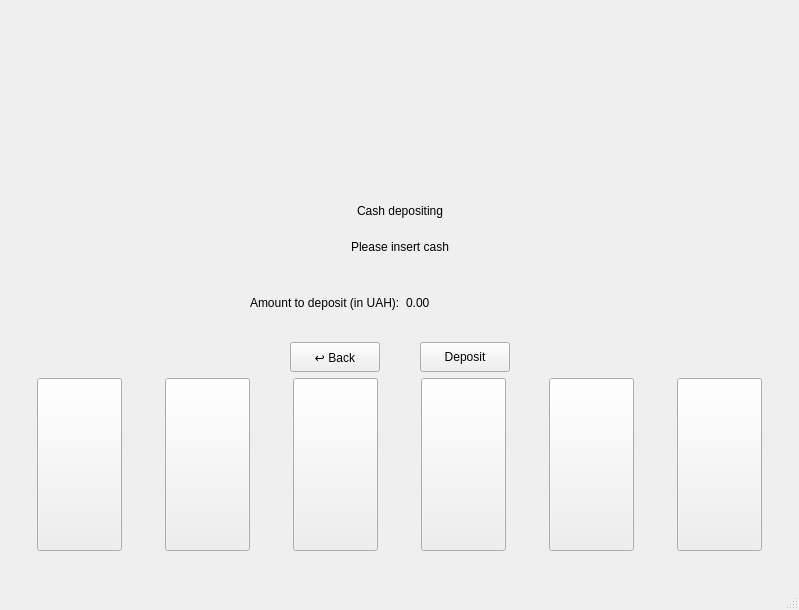
Before: the Qt Designer form gui/mainwindow.ui in bergamontt/nong-bong, drawn with Qt 5.
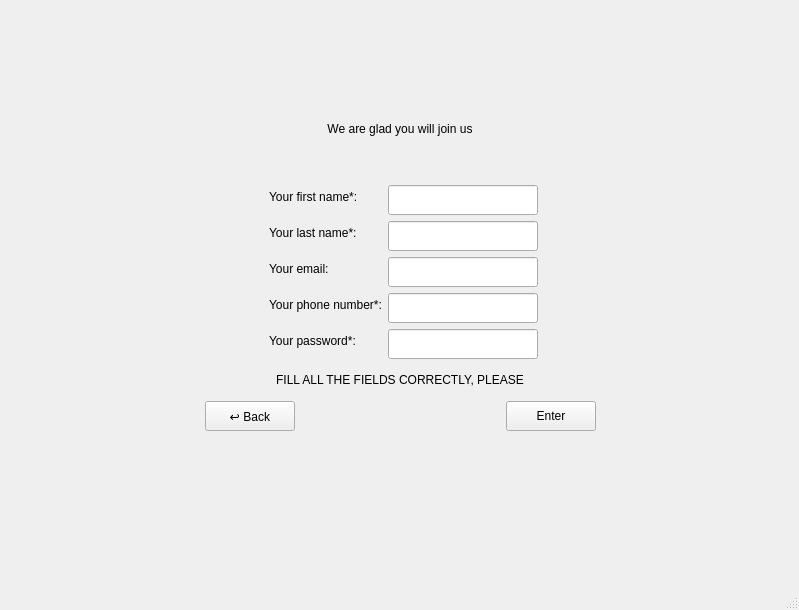
After: the same form once the commit is applied. The open tabs and pages were chosen to show the change. Custom widgets are drawn as their Qt base class.

Patch:
```diff
--- a/gui/mainwindow.ui
+++ b/gui/mainwindow.ui
@@ -262,6 +262,330 @@
       </property>
      </widget>
     </widget>
+    <widget class="QWidget" name="designsScreen">
+     <widget class="QWidget" name="verticalLayoutWidget_7">
+      <property name="geometry">
+       <rect>
+        <x>9</x>
+        <y>80</y>
+        <width>791</width>
+        <height>461</height>
+       </rect>
+      </property>
+      <layout class="QVBoxLayout" name="verticalLayout_11">
+       <item alignment="Qt::AlignmentFlag::AlignHCenter|Qt::AlignmentFlag::AlignVCenter">
+        <widget class="QScrollArea" name="SA_designs">
+         <property name="minimumSize">
+          <size>
+           <width>550</width>
+           <height>400</height>
+          </size>
+         </property>
+         <property name="maximumSize">
+          <size>
+           <width>550</width>
+           <height>400</height>
+          </size>
+         </property>
+         <property name="contextMenuPolicy">
+          <enum>Qt::ContextMenuPolicy::DefaultContextMenu</enum>
+         </property>
+         <property name="horizontalScrollBarPolicy">
+          <enum>Qt::ScrollBarPolicy::ScrollBarAlwaysOff</enum>
+         </property>
+         <property name="widgetResizable">
+          <bool>true</bool>
+         </property>
+         <widget class="QWidget" name="scrollAreaWidgetContents">
+          <property name="geometry">
+           <rect>
+            <x>0</x>
+            <y>0</y>
+            <width>548</width>
+            <height>398</height>
+           </rect>
+          </property>
+          <widget class="QWidget" name="gridLayoutWidget">
+           <property name="geometry">
+            <rect>
+             <x>10</x>
+             <y>10</y>
+             <width>531</width>
+             <height>381</height>
+            </rect>
+           </property>
+           <layout class="QGridLayout" name="GL_designs"/>
+          </widget>
+         </widget>
+        </widget>
+       </item>
+       <item>
+        <layout class="QHBoxLayout" name="horizontalLayout_6">
+         <item>
+          <widget class="QPushButton" name="B_cancelDesign">
+           <property name="minimumSize">
+            <size>
+             <width>90</width>
+             <height>30</height>
+            </size>
+           </property>
+           <property name="maximumSize">
+            <size>
+             <width>90</width>
+             <height>30</height>
+            </size>
+           </property>
+           <property name="text">
+            <string>↩ Back</string>
+           </property>
+          </widget>
+         </item>
+         <item>
+          <widget class="QPushButton" name="B_noDesign">
+           <property name="minimumSize">
+            <size>
+             <width>90</width>
+             <height>30</height>
+            </size>
+           </property>
+           <property name="maximumSize">
+            <size>
+             <width>90</width>
+             <height>30</height>
+            </size>
+           </property>
+           <property name="text">
+            <string>No design</string>
+           </property>
+          </widget>
+         </item>
+        </layout>
+       </item>
+      </layout>
+     </widget>
+    </widget>
+    <widget class="QWidget" name="registerScreen">
+     <widget class="QWidget" name="verticalLayoutWidget_8">
+      <property name="geometry">
+       <rect>
+        <x>0</x>
+        <y>110</y>
+        <width>801</width>
+        <height>351</height>
+       </rect>
+      </property>
+      <layout class="QVBoxLayout" name="verticalLayout_12">
+       <item alignment="Qt::AlignmentFlag::AlignHCenter|Qt::AlignmentFlag::AlignVCenter">
+        <widget class="QLabel" name="L_join">
+         <property name="minimumSize">
+          <size>
+           <width>200</width>
+           <height>50</height>
+          </size>
+         </property>
+         <property name="maximumSize">
+          <size>
+           <width>200</width>
+           <height>50</height>
+          </size>
+         </property>
+         <property name="text">
+          <string>We are glad you will join us</string>
+         </property>
+         <property name="alignment">
+          <set>Qt::AlignmentFlag::AlignCenter</set>
+         </property>
+        </widget>
+       </item>
+       <item>
+        <layout class="QFormLayout" name="formLayout_4">
+         <property name="formAlignment">
+          <set>Qt::AlignmentFlag::AlignCenter</set>
+         </property>
+         <item row="0" column="0">
+          <widget class="QLabel" name="label_2">
+           <property name="text">
+            <string>Your first name*:</string>
+           </property>
+          </widget>
+         </item>
+         <item row="0" column="1">
+          <widget class="QLineEdit" name="LE_firstName">
+           <property name="minimumSize">
+            <size>
+             <width>150</width>
+             <height>30</height>
+            </size>
+           </property>
+           <property name="maximumSize">
+            <size>
+             <width>150</width>
+             <height>30</height>
+            </size>
+           </property>
+          </widget>
+         </item>
+         <item row="1" column="0">
+          <widget class="QLabel" name="label">
+           <property name="text">
+            <string>Your last name*:</string>
+           </property>
+          </widget>
+         </item>
+         <item row="1" column="1">
+          <widget class="QLineEdit" name="LE_lastName">
+           <property name="minimumSize">
+            <size>
+             <width>150</width>
+             <height>30</height>
+            </size>
+           </property>
+           <property name="maximumSize">
+            <size>
+             <width>150</width>
+             <height>30</height>
+            </size>
+           </property>
+          </widget>
+         </item>
+         <item row="2" column="0">
+          <widget class="QLabel" name="label_3">
+           <property name="text">
+            <string>Your email:</string>
+           </property>
+          </widget>
+         </item>
+         <item row="2" column="1">
+          <widget class="QLineEdit" name="LE_email">
+           <property name="minimumSize">
+            <size>
+             <width>150</width>
+             <height>30</height>
+            </size>
+           </property>
+           <property name="maximumSize">
+            <size>
+             <width>150</width>
+             <height>30</height>
+            </size>
+           </property>
+          </widget>
+         </item>
+         <item row="3" column="0">
+          <widget class="QLabel" name="label_4">
+           <property name="text">
+            <string>Your phone number*:</string>
+           </property>
+          </widget>
+         </item>
+         <item row="3" column="1">
+          <widget class="QLineEdit" name="LE_phoneNumber">
+           <property name="minimumSize">
+            <size>
+             <width>150</width>
+             <height>30</height>
+            </size>
+           </property>
+           <property name="maximumSize">
+            <size>
+             <width>150</width>
+             <height>30</height>
+            </size>
+           </property>
+          </widget>
+         </item>
+         <item row="4" column="0">
+          <widget class="QLabel" name="label_5">
+           <property name="text">
+            <string>Your password*:</string>
+           </property>
+          </widget>
+         </item>
+         <item row="4" column="1">
+          <widget class="QLineEdit" name="LE_password_2">
+           <property name="minimumSize">
+            <size>
+             <width>150</width>
+             <height>30</height>
+            </size>
+           </property>
+           <property name="maximumSize">
+            <size>
+             <width>150</width>
+             <height>30</height>
+            </size>
+           </property>
+          </widget>
+         </item>
+        </layout>
+       </item>
+       <item alignment="Qt::AlignmentFlag::AlignHCenter">
+        <widget class="QLabel" name="L_fillCorrectly">
+         <property name="minimumSize">
+          <size>
+           <width>500</width>
+           <height>30</height>
+          </size>
+         </property>
+         <property name="maximumSize">
+          <size>
+           <width>500</width>
+           <height>30</height>
+          </size>
+         </property>
+         <property name="text">
+          <string>FILL ALL THE FIELDS CORRECTLY, PLEASE</string>
+         </property>
+         <property name="alignment">
+          <set>Qt::AlignmentFlag::AlignCenter</set>
+         </property>
+        </widget>
+       </item>
+       <item>
+        <layout class="QHBoxLayout" name="horizontalLayout_7">
+         <item>
+          <widget class="QPushButton" name="B_cancelRegister">
+           <property name="minimumSize">
+            <size>
+             <width>90</width>
+             <height>30</height>
+            </size>
+           </property>
+           <property name="maximumSize">
+            <size>
+             <width>90</width>
+             <height>30</height>
+            </size>
+           </property>
+           <property name="text">
+            <string>↩ Back</string>
+           </property>
+          </widget>
+         </item>
+         <item>
+          <widget class="QPushButton" name="B_enterRegister">
+           <property name="minimumSize">
+            <size>
+             <width>90</width>
+             <height>30</height>
+            </size>
+           </property>
+           <property name="maximumSize">
+            <size>
+             <width>90</width>
+             <height>30</height>
+            </size>
+           </property>
+           <property name="text">
+            <string>Enter</string>
+           </property>
+          </widget>
+         </item>
+        </layout>
+       </item>
+      </layout>
+     </widget>
+    </widget>
     <widget class="QWidget" name="transHistoryScreen">
      <widget class="QWidget" name="verticalLayoutWidget_5">
       <property name="geometry">
```
Left out of the diff: 2 changed lines with no effect on the pictures.
